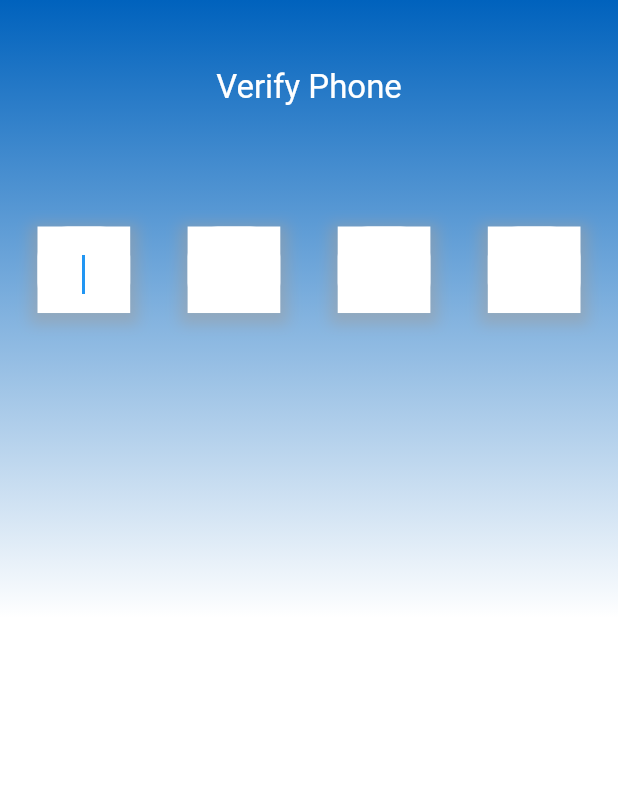
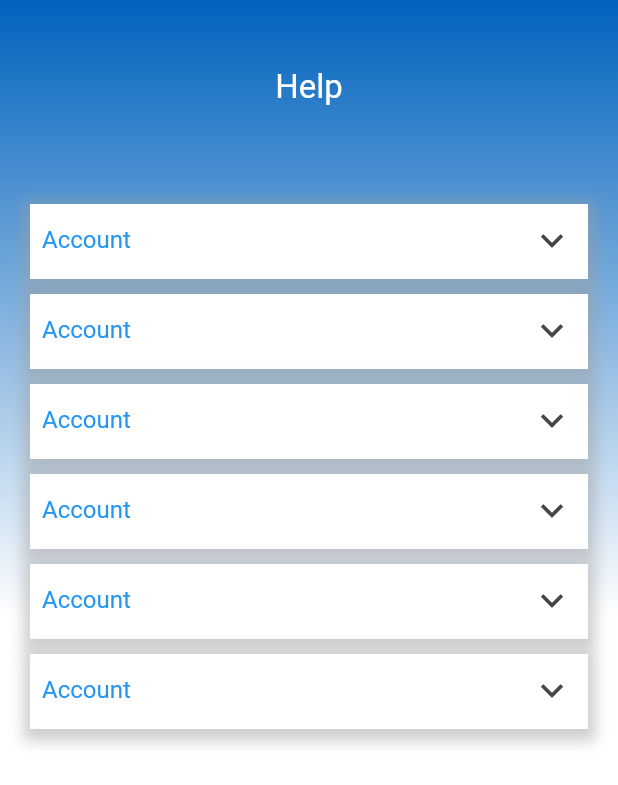
Before and after one commit to Ahmd1Khald/flutter_task, a Flutter app: the screen it shows after launch, on a phone screen of 412 x 824 dp. Shown: the top 785 px of the screen. Run offline on Flutter 3.47's test engine with Material 2 defaults, Android fonts, the phone set to English and light mode, and no system bars.

Commit message:
simi help screen ui

```diff
--- a/lib/Core/resourse/strings_manager.dart
+++ b/lib/Core/resourse/strings_manager.dart
@@ -1,8 +1,10 @@
 class AppStrings {
   static const noRoute = "No Route Found";
   static const welcomeString = "Welcome";
-  static const verifyPhoneString = "Verify Phone";
+  static const verifyTitleString = "Verify Phone";
   static const nameHintString = "Enter your full name";
   static const phoneHintString = "Enter your Phone Number";
   static const loginString = "Log in";
+  static const verifyString = "Verify";
+  static const helpString = "Help";
 }
--- a/lib/Features/auth/presentation/widgets/login_auth_icon.dart
+++ b/lib/Features/auth/presentation/widgets/login_auth_icon.dart
@@ -1,5 +1,5 @@
 import 'package:flutter/material.dart';
-import 'package:flutter_task/Features/auth/presentation/widgets/shadow.dart';
+import 'package:flutter_task/Core/resourse/widgets/shadow.dart';
 
 import '../../../../Core/resourse/assets_manager.dart';
 import '../../../../Core/resourse/color_manager.dart';
--- a/lib/Features/auth/presentation/widgets/main_contanir.dart
+++ b/lib/Features/auth/presentation/widgets/main_contanir.dart
@@ -1,7 +1,7 @@
 import 'package:flutter/material.dart';
+import 'package:flutter_task/Core/resourse/widgets/shadow.dart';
 import 'package:flutter_task/Features/auth/presentation/widgets/phone_textfield.dart';
 import 'package:flutter_task/Features/auth/presentation/widgets/register_title.dart';
-import 'package:flutter_task/Features/auth/presentation/widgets/shadow.dart';
 
 import '../../../../Core/resourse/color_manager.dart';
 import 'login_button.dart';
--- a/lib/Features/auth/presentation/widgets/verify_widgets/verify_code_textfields.dart
+++ b/lib/Features/auth/presentation/widgets/verify_widgets/verify_code_textfields.dart
@@ -2,7 +2,8 @@ import 'package:flutter/material.dart';
 import 'package:flutter/services.dart';
 import 'package:flutter_task/Core/resourse/color_manager.dart';
 import 'package:flutter_task/Core/resourse/font_manager.dart';
-import 'package:flutter_task/Features/auth/presentation/widgets/shadow.dart';
+import 'package:flutter_task/Core/resourse/widgets/shadow.dart';
+import 'package:flutter_task/Features/auth/presentation/widgets/verify_widgets/verify_textfield_decoration.dart';
 
 import '../../../../../Core/resourse/style_manager.dart';
 
@@ -48,19 +49,7 @@ class VerifyCodeForm extends StatelessWidget {
                 LengthLimitingTextInputFormatter(1),
                 FilteringTextInputFormatter.digitsOnly,
               ],
-              decoration: InputDecoration(
-                focusedBorder: OutlineInputBorder(
-                  borderRadius: BorderRadius.circular(20),
-                  borderSide:
-                      BorderSide(color: ColorManager.primaryColor, width: 2),
-                ),
-                enabled: true,
-                enabledBorder: OutlineInputBorder(
-                  borderRadius: BorderRadius.circular(20),
-                  borderSide:
-                      BorderSide(color: ColorManager.primaryColor, width: 2),
-                ),
-              ),
+              decoration: verifyDecoration(),
               onChanged: (value) {
                 if (value.length == 1) {
                   FocusScope.of(context).nextFocus();
@@ -89,19 +78,7 @@ class VerifyCodeForm extends StatelessWidget {
                 LengthLimitingTextInputFormatter(1),
                 FilteringTextInputFormatter.digitsOnly,
               ],
-              decoration: InputDecoration(
-                focusedBorder: OutlineInputBorder(
-                  borderRadius: BorderRadius.circular(20),
-                  borderSide:
-                      BorderSide(color: ColorManager.primaryColor, width: 2),
-                ),
-                enabled: true,
-                enabledBorder: OutlineInputBorder(
-                  borderRadius: BorderRadius.circular(20),
-                  borderSide:
-                      BorderSide(color: ColorManager.primaryColor, width: 2),
-                ),
-              ),
+              decoration: verifyDecoration(),
               onChanged: (value) {
                 if (value.length == 1) {
                   FocusScope.of(context).nextFocus();
@@ -130,19 +107,7 @@ class VerifyCodeForm extends StatelessWidget {
                 LengthLimitingTextInputFormatter(1),
                 FilteringTextInputFormatter.digitsOnly,
               ],
-              decoration: InputDecoration(
-                focusedBorder: OutlineInputBorder(
-                  borderRadius: BorderRadius.circular(20),
-                  borderSide:
-                      BorderSide(color: ColorManager.primaryColor, width: 2),
-                ),
-                enabled: true,
-                enabledBorder: OutlineInputBorder(
-                  borderRadius: BorderRadius.circular(20),
-                  borderSide:
-                      BorderSide(color: ColorManager.primaryColor, width: 2),
-                ),
-              ),
+              decoration: verifyDecoration(),
               onChanged: (value) {
                 if (value.length == 1) {
                   FocusScope.of(context).nextFocus();
@@ -171,19 +136,7 @@ class VerifyCodeForm extends StatelessWidget {
                 LengthLimitingTextInputFormatter(1),
                 FilteringTextInputFormatter.digitsOnly,
               ],
-              decoration: InputDecoration(
-                focusedBorder: OutlineInputBorder(
-                  borderRadius: BorderRadius.circular(20),
-                  borderSide:
-                      BorderSide(color: ColorManager.primaryColor, width: 2),
-                ),
-                enabled: true,
-                enabledBorder: OutlineInputBorder(
-                  borderRadius: BorderRadius.circular(20),
-                  borderSide:
-                      BorderSide(color: ColorManager.primaryColor, width: 2),
-                ),
-              ),
+              decoration: verifyDecoration(),
               onChanged: (value) {
                 if (value.length == 1) {
                   FocusScope.of(context).nextFocus();
--- /dev/null
+++ b/lib/Features/help/presentation/help.dart
@@ -0,0 +1,102 @@
+import 'package:flutter/material.dart';
+import 'package:flutter_task/Core/resourse/font_manager.dart';
+import 'package:flutter_task/Features/help/presentation/widgets/help_title.dart';
+
+import '../../../Core/resourse/color_manager.dart';
+import '../../../Core/resourse/style_manager.dart';
+import '../../../Core/resourse/widgets/shadow.dart';
+import '../../auth/presentation/widgets/verify_widgets/background_decoration.dart';
+
+class HelpScreen extends StatefulWidget {
+  const HelpScreen({super.key});
+
+  @override
+  _HelpScreenState createState() => _HelpScreenState();
+}
+
+class _HelpScreenState extends State<HelpScreen> {
+  double _containerHeight = 50;
+  bool down = false;
+
+  void increaseHeight() {
+    setState(() {
+      down = !down;
+      _containerHeight = _containerHeight == 50 ? 130.0 : 50.0;
+    });
+  }
+
+  @override
+  Widget build(BuildContext context) {
+    return Scaffold(
+      backgroundColor: ColorManager.colorGradient1.withOpacity(0.8),
+      body: SafeArea(
+        child: Container(
+          width: double.infinity,
+          height: double.infinity,
+          decoration: customDecoration(),
+          child: SingleChildScrollView(
+            child: Column(
+              children: [
+                const HelpTitle(),
+                Padding(
+                  padding: const EdgeInsets.all(20.0),
+                  child: SizedBox(
+                    height: MediaQuery.of(context).size.height * 0.7,
+                    child: ListView.separated(
+                      itemBuilder: (context, index) => customContainer(
+                          _containerHeight, increaseHeight, down, 'Account'),
+                      separatorBuilder: (context, index) => const SizedBox(
+                        height: 10,
+                      ),
+                      itemCount: 6,
+                    ),
+                  ),
+                ),
+              ],
+            ),
+          ),
+        ),
+      ),
+    );
+  }
+}
+
+Widget customContainer(containerHeight, var function, bool down, title) =>
+    AnimatedContainer(
+      duration: const Duration(milliseconds: 500),
+      width: double.infinity,
+      height: containerHeight,
+      decoration: BoxDecoration(
+        color: ColorManager.primaryColor,
+        boxShadow: [
+          shadow(),
+        ],
+      ),
+      child: Column(
+        children: [
+          Row(
+            children: [
+              Padding(
+                padding: const EdgeInsets.all(8.0),
+                child: Text(
+                  title,
+                  style: getRegularStyle(
+                      color: ColorManager.lineColor, fontSize: FontSize.s16),
+                ),
+              ),
+              const Spacer(),
+              IconButton(
+                onPressed: function,
+                icon: Icon(
+                  down == false
+                      ? Icons.keyboard_arrow_down
+                      : Icons.keyboard_arrow_up,
+                  size: 30,
+                  color: ColorManager.darkGrey,
+                ),
+              ),
+            ],
+          ),
+        ],
+      ),
+    );
--- a/lib/Features/auth/presentation/widgets/verify_widgets/verify_title.dart
+++ b/lib/Features/help/presentation/widgets/help_title.dart
@@ -5,18 +5,18 @@ import '../../../../../Core/resourse/color_manager.dart';
 import '../../../../../Core/resourse/strings_manager.dart';
 import '../../../../../Core/resourse/style_manager.dart';
 
-class VerifyTitle extends StatelessWidget {
-  const VerifyTitle({Key? key}) : super(key: key);
+class HelpTitle extends StatelessWidget {
+  const HelpTitle({Key? key}) : super(key: key);
 
   @override
   Widget build(BuildContext context) {
     return Padding(
       padding: const EdgeInsets.all(45.0),
       child: Text(
-        AppStrings.verifyPhoneString,
+        AppStrings.helpString,
         style: getRegularStyle(
           color: ColorManager.primaryColor,
-          fontSize: FontSize.s28,
+          fontSize: FontSize.s34,
         ),
       ),
     );
--- a/lib/main.dart
+++ b/lib/main.dart
@@ -1,7 +1,7 @@
 import 'package:flutter/material.dart';
 
 import 'Core/resourse/routes_manager.dart';
-import 'Features/auth/presentation/virefy_phone.dart';
+import 'Features/help/presentation/help.dart';
 
 void main() {
   runApp(const MyApp());
@@ -19,7 +19,7 @@ class MyApp extends StatelessWidget {
       debugShowCheckedModeBanner: false,
       onGenerateRoute: Routes.getRoute,
       //initialRoute: Routes.splashRoute,
-      home: const VerifyPhone(),
+      home: HelpScreen(),
     );
   }
 }
```
Also changed, not shown: lib/Features/auth/presentation/virefy_phone.dart (+33 -3 lines), lib/Features/auth/presentation/widgets/verify_widgets/verify_button.dart (added, +46 -0 lines), lib/Features/auth/presentation/widgets/verify_widgets/verify_textfield_decoration.dart (added, +15 -0 lines), lib/Core/resourse/widgets/shadow.dart (renamed from lib/Features/auth/presentation/widgets/shadow.dart).
